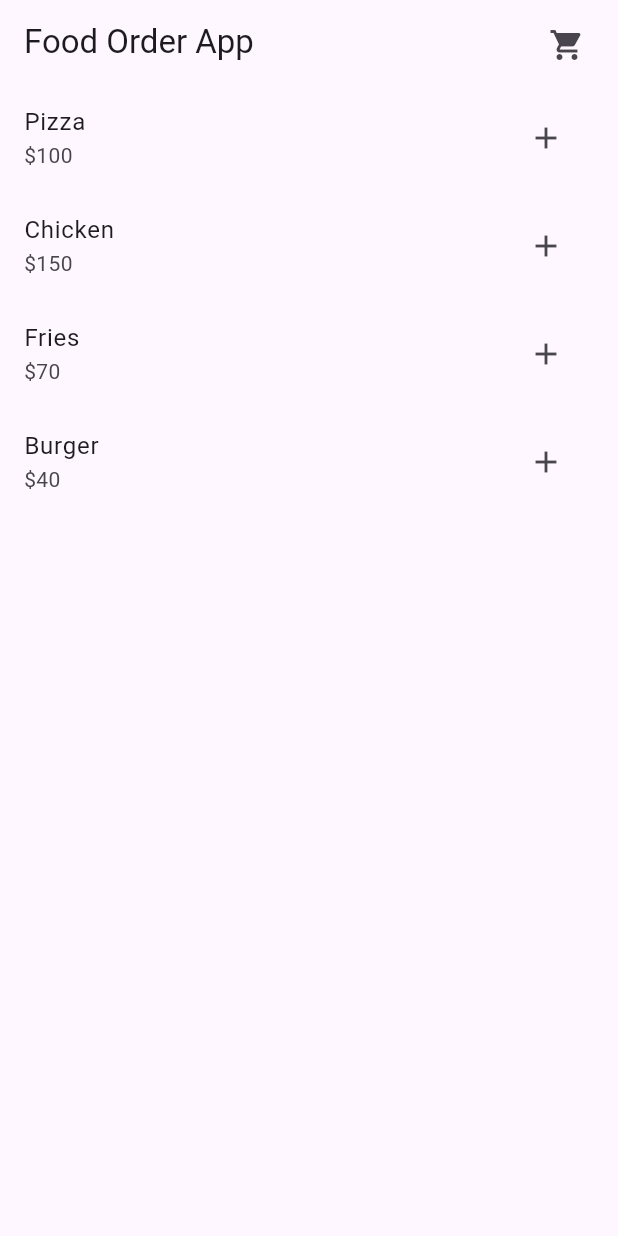
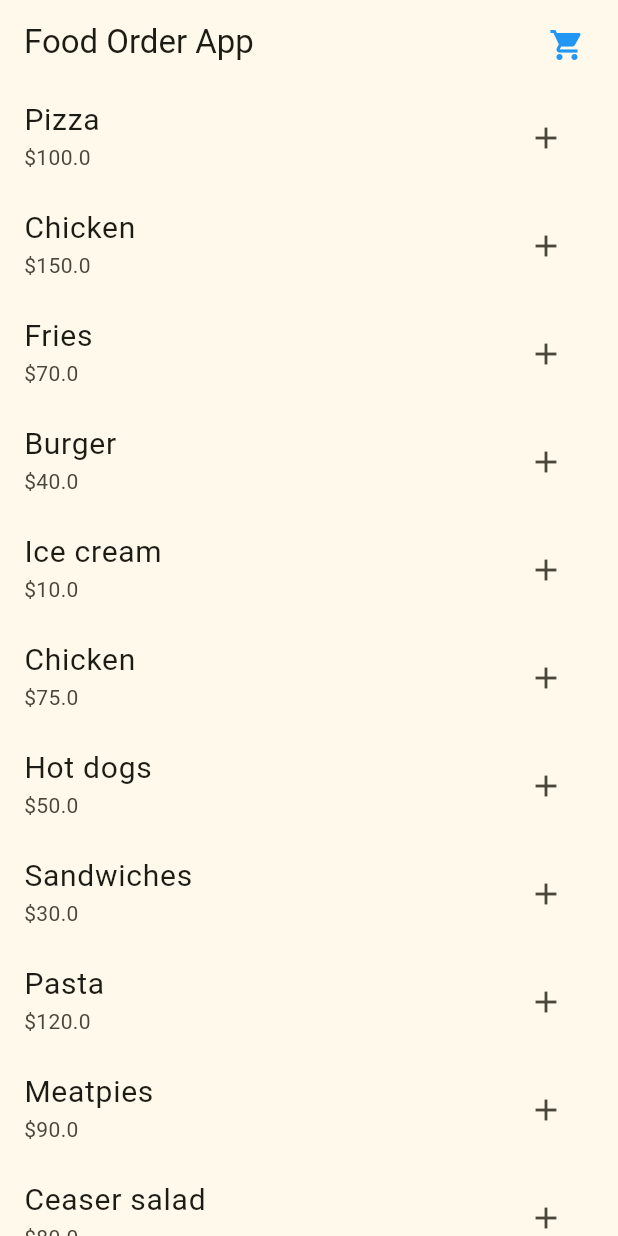
Before and after one commit to BlueRuby1/WTF-new, a Flutter app: the screen it shows after launch, on a phone screen of 412 x 824 dp. Run offline on Flutter 3.47's test engine with Material 3 defaults, Android fonts, the phone set to English and light mode, and no system bars; our stand-ins replace font_awesome_flutter, google_fonts, google_maps_flutter; missing offline and left inert: otp_input.

Commit message:
Study Group 1 Assessment

```diff
--- a/WTF Assessment/cart_app_assessment/lib/cart_provider.dart
+++ b/WTF Assessment/cart_app_assessment/lib/cart_provider.dart
@@ -51,7 +51,7 @@ class Cart with ChangeNotifier {
   }
 
   void removeSingleItem(String productId) {
-    if (_items.containsKey(productId)) {
+    if (!_items.containsKey(productId)) {
       return;
     }
     if (_items[productId]!.quantity > 1) {
--- a/WTF Assessment/cart_app_assessment/lib/data.dart
+++ b/WTF Assessment/cart_app_assessment/lib/data.dart
@@ -1,6 +1,14 @@
 const DUMMY_PRODUCTS = [
-  {'id': 1, 'title': "Pizza", 'price': 100},
-  {'id': 2, 'title': "Chicken", 'price': 150},
-  {'id': 3, 'title': "Fries", 'price': 70},
-  {'id': 4, 'title': "Burger", 'price': 40},
+  {'id': "1", 'title': "Pizza", 'price': 100.0},
+  {'id': "2", 'title': "Chicken", 'price': 150.0},
+  {'id': "3", 'title': "Fries", 'price': 70.0},
+  {'id': "4", 'title': "Burger", 'price': 40.0},
+  {'id': "5", 'title': "Ice cream", 'price': 10.0},
+  {'id': "6", 'title': "Chicken", 'price': 75.0},
+  {'id': "7", 'title': "Hot dogs", 'price': 50.0},
+  {'id': "8", 'title': "Sandwiches", 'price': 30.0},
+  {'id': "9", 'title': "Pasta", 'price': 120.0},
+  {'id': "10", 'title': "Meatpies", 'price': 90.0},
+  {'id': "11", 'title': "Ceaser salad", 'price': 80.0},
+  {'id': "12", 'title': "Parfait", 'price': 60.0},
 ];
--- a/WTF Assessment/cart_app_assessment/lib/main.dart
+++ b/WTF Assessment/cart_app_assessment/lib/main.dart
@@ -15,6 +15,10 @@ class MyApp extends StatelessWidget {
     return ChangeNotifierProvider(
       create: (context) => Cart(),
       child: MaterialApp(
+        theme: ThemeData(primaryColor: Colors.purple,
+        colorScheme: ColorScheme.fromSeed(seedColor: Colors.yellow.shade100)
+
+        ),
         debugShowCheckedModeBanner: false,
         title: "Food Order App",
         home: ProductListScreen(),
--- a/WTF Assessment/cart_app_assessment/lib/product_screen.dart
+++ b/WTF Assessment/cart_app_assessment/lib/product_screen.dart
@@ -14,7 +14,7 @@ class ProductListScreen extends StatelessWidget {
         title: Text("Food Order App"),
         actions: [
           Padding(
-            padding: EdgeInsetsGeometry.all(10),
+            padding: EdgeInsets.all(10),
             child: IconButton(
               onPressed: () {
                 Navigator.push(
@@ -22,7 +22,7 @@ class ProductListScreen extends StatelessWidget {
                   MaterialPageRoute(builder: (context) => CartScreen()),
                 );
               },
-              icon: Icon(Icons.shopping_cart),
+              icon: Icon(Icons.shopping_cart, color: Colors.blue,),
             ),
           ),
         ],
@@ -30,7 +30,7 @@ class ProductListScreen extends StatelessWidget {
       body: ListView.builder(
         itemCount: DUMMY_PRODUCTS.length,
         itemBuilder: (context, i) => ListTile(
-          title: Text(DUMMY_PRODUCTS[i]['title'] as String),
+          title: Text(DUMMY_PRODUCTS[i]['title'] as String, style: TextStyle(fontSize: 20),),
           subtitle: Text('\$${DUMMY_PRODUCTS[i]['price']}'),
           trailing: IconButton(
             icon: Icon(Icons.add),
```
Also changed, not shown: WTF Assessment/cart_app_assessment/lib/cart_screen.dart (+12 -6 lines).
